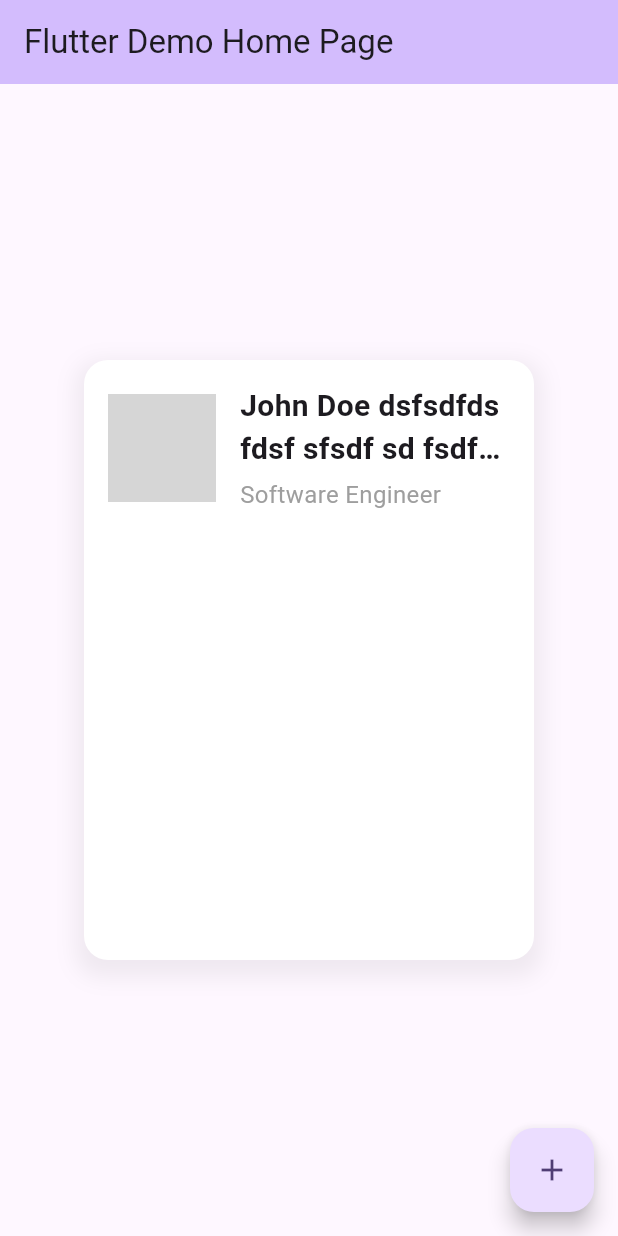
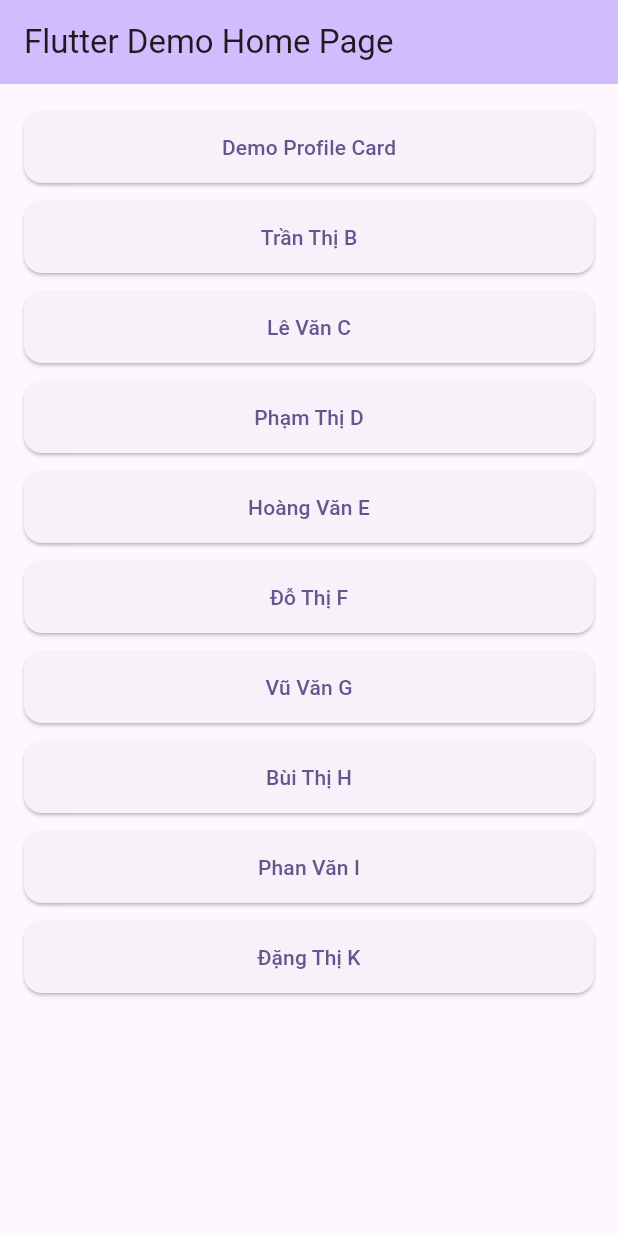
Before and after one commit to dinhtanuit/demo_project_flutter, a Flutter app: the screen it shows after launch, on a phone screen of 412 x 824 dp. Run offline on Flutter 3.47's test engine with Material 3 defaults, Android fonts, the phone set to English and light mode, and no system bars; grey boxes are pictures that could not be loaded.

Commit message:
add more demo

```diff
--- a/lib/main.dart
+++ b/lib/main.dart
@@ -1,4 +1,6 @@
 import 'package:flutter/material.dart';
+import 'package:demo_flutter/demo_profile_card.dart';
+import 'package:demo_flutter/demo_weather.dart';
 
 void main() {
   runApp(const MyApp());
@@ -85,108 +87,71 @@ class _MyHomePageState extends State<MyHomePage> {
         // the App.build method, and use it to set our appbar title.
         title: Text(widget.title),
       ),
-      body: Center(child: ProfileCard()),
 
-      // Center is a layout widget. It takes a single child and positions it
-      // in the middle of the parent.
-      // child: Column(
-      //   // Column is also a layout widget. It takes a list of children and
-      //   // arranges them vertically. By default, it sizes itself to fit its
-      //   // children horizontally, and tries to be as tall as its parent.
-      //   //
-      //   // Column has various properties to control how it sizes itself and
-      //   // how it positions its children. Here we use mainAxisAlignment to
-      //   // center the children vertically; the main axis here is the vertical
-      //   // axis because Columns are vertical (the cross axis would be
-      //   // horizontal).
-      //   //
-      //   // TRY THIS: Invoke "debug painting" (choose the "Toggle Debug Paint"
-      //   // action in the IDE, or press "p" in the console), to see the
-      //   // wireframe for each widget.
-      //   mainAxisAlignment: MainAxisAlignment.center,
-      //   children: <Widget>[
-      //     const Text('You have pushed the button this many times:'),
-      //     Text(
-      //       '$_counter',
-      //       style: Theme.of(context).textTheme.headlineMedium,
-      //     ),
-      //   ],
-      // ),
-      // ),
-      floatingActionButton: FloatingActionButton(
-        onPressed: _incrementCounter,
-        tooltip: 'Increment',
-        child: const Icon(Icons.add),
-      ), // This trailing comma makes auto-formatting nicer for build methods.
+      body: const ButtonList(),
     );
   }
 }
 
-class ProfileCard extends StatelessWidget {
-  const ProfileCard({super.key});
+class ButtonList extends StatelessWidget {
+  const ButtonList({super.key});
+
+  final List<String> names = const [
+      'Demo Profile Card',
+      'Trần Thị B',
+      'Lê Văn C',
+      'Phạm Thị D',
+      'Hoàng Văn E',
+      'Đỗ Thị F',
+      'Vũ Văn G',
+      'Bùi Thị H',
+      'Phan Văn I',
+      'Đặng Thị K',
+    ];
 
   @override
   Widget build(BuildContext context) {
-    return Container(
-      width: 300,
-      height: 400,
-      padding: const EdgeInsets.all(16),
-      decoration: BoxDecoration(
-        color: Colors.white,
-        borderRadius: BorderRadius.circular(16),
-        boxShadow: [
-          BoxShadow(
-            color: Colors.black.withValues(alpha: 0.06),
-            spreadRadius: 5,
-            blurRadius: 12,
-            offset: Offset(0, 6),
+    // Tạo danh sách 10 button bằng List.generate
+    final buttons = List.generate(names.length, (index) {
+      final name = names[index];
+      return Padding(
+        padding: const EdgeInsets.symmetric(vertical: 6.0, horizontal: 16.0),
+        child: ElevatedButton(
+          style: ElevatedButton.styleFrom(
+            minimumSize: const Size.fromHeight(48), // cao đều
+            shape: RoundedRectangleBorder(
+              borderRadius: BorderRadius.circular(12),
+            ),
           ),
-        ],
-      ),
-      child: Column(
-        mainAxisSize: MainAxisSize.min,
-        crossAxisAlignment: CrossAxisAlignment.center,
-        children: [
-          Row(
-            mainAxisAlignment: MainAxisAlignment.center,
-            children: [
-              Container(
-                width: 72,
-                height: 72,
-                decoration: BoxDecoration(
-                  shape: BoxShape.circle,
-                  image: DecorationImage(
-                    image: NetworkImage('https://i.pravatar.cc/300'),
-                    fit: BoxFit.cover,
-                  ),
-                ),
-              ),
+          onPressed: () {
+            switch (index) {
+              case 0:
+                Navigator.push(
+                  context,
+                  MaterialPageRoute(builder: (context) => DemoProfileCard(name: name)),
+                );
+                break;
+                case 1:
+                Navigator.push(
+                  context,
+                  MaterialPageRoute(builder: (context) => WeatherListScreen()),
+                );
+                break;
 
-              SizedBox(width: 16),
+                default:
+                break;
+            }
+            // Hành động khi nhấn
+            debugPrint('Button $name pressed');
+          },
+          child: Text('$name'),
+        ),
+      );
+    });
 
-              Expanded( // <-- thêm Expanded ở đây
-                child: Column(
-                  crossAxisAlignment: CrossAxisAlignment.start,
-                  children: [
-                    Text(
-                      'John Doe dsfsdfds fdsf sfsdf sd fsdfsdfsfds ',
-                      style: TextStyle(fontSize: 20, fontWeight: FontWeight.bold),
-                      maxLines: 2,
-                      overflow: TextOverflow.ellipsis,
-                    ),
-                    SizedBox(height: 4),
-                    Text(
-                      'Software Engineer',
-                      style: TextStyle(fontSize: 16, color: Colors.grey),
-                    ),
-                  ],
-                ),
-              ),
-
-            ],
-          ),
-        ],
-      ),
+    return ListView(
+      padding: const EdgeInsets.symmetric(vertical: 12),
+      children: buttons,
     );
   }
 }
--- a/pubspec.yaml
+++ b/pubspec.yaml
@@ -34,6 +34,7 @@ dependencies:
   # The following adds the Cupertino Icons font to your application.
   # Use with the CupertinoIcons class for iOS style icons.
   cupertino_icons: ^1.0.8
+  http: ^1.5.0
 
 dev_dependencies:
   flutter_test:
```
Also changed, not shown: lib/demo_profile_card.dart (added, +114 -0 lines), lib/demo_weather.dart (added, +81 -0 lines), pubspec.lock.
